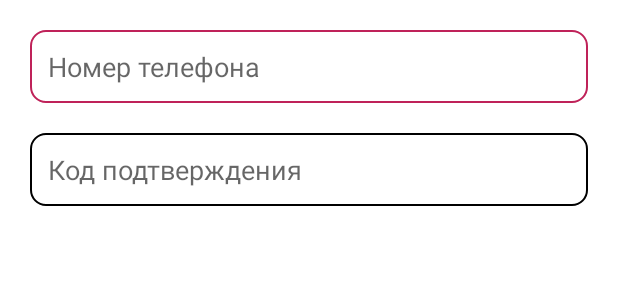
After one commit to RenatSayf/Credits, an Android app: the layout send_tel_fragment.xml on its own in the app's theme, with its tools: preview values and no code run, on a phone screen of 412 x 824 dp. The commit adds this screen. Shown: the top 300 px of the screen. Run offline under Robolectric (Android 15) with nearby library versions, the phone set to English and light mode, and no system bars.

Commit message:
SendTelFragment.kt has been added

```diff
--- a/app/build.gradle
+++ b/app/build.gradle
@@ -12,7 +12,7 @@ android {
     buildToolsVersion "30.0.3"
 
     defaultConfig {
-        applicationId "com.template"
+        applicationId "com.zaimutest777.zaim"
         minSdkVersion 21
         targetSdkVersion 30
         versionCode 1
--- /dev/null
+++ b/app/src/main/res/drawable/black_red_frame.xml
@@ -0,0 +1,18 @@
+<?xml version="1.0" encoding="utf-8"?>
+<selector xmlns:android="http://schemas.android.com/apk/res/android">
+
+    <item android:state_focused="true">
+        <shape android:shape="rectangle">
+            <stroke android:color="@color/actionBarColor" android:width="1.5dp"/>
+            <corners android:radius="10dp" />
+        </shape>
+    </item>
+
+    <item>
+        <shape android:shape="rectangle">
+            <stroke android:color="@color/black" android:width="1.5dp"/>
+            <corners android:radius="10dp" />
+        </shape>
+    </item>
+
+</selector>
--- /dev/null
+++ b/app/src/main/res/layout/send_tel_fragment.xml
@@ -0,0 +1,35 @@
+<?xml version="1.0" encoding="utf-8"?>
+<androidx.constraintlayout.widget.ConstraintLayout xmlns:android="http://schemas.android.com/apk/res/android"
+    xmlns:tools="http://schemas.android.com/tools"
+    android:layout_width="match_parent"
+    android:layout_height="match_parent"
+    xmlns:app="http://schemas.android.com/apk/res-auto"
+    tools:context=".ui.policy.SendTelFragment">
+
+    <com.google.android.material.textfield.TextInputEditText
+        android:id="@+id/telInputView"
+        android:layout_width="match_parent"
+        android:layout_height="wrap_content"
+        app:layout_constraintStart_toStartOf="parent"
+        app:layout_constraintTop_toTopOf="parent"
+        app:layout_constraintEnd_toEndOf="parent"
+        android:layout_margin="20dp"
+        android:hint="Номер телефона"
+        android:inputType="phone"
+        android:background="@drawable/black_red_frame"
+        android:padding="12dp"/>
+
+    <com.google.android.material.textfield.TextInputEditText
+        android:id="@+id/confirmCodeView"
+        android:layout_width="match_parent"
+        android:layout_height="wrap_content"
+        app:layout_constraintStart_toStartOf="parent"
+        app:layout_constraintTop_toBottomOf="@+id/telInputView"
+        app:layout_constraintEnd_toEndOf="parent"
+        android:layout_margin="20dp"
+        android:hint="Код подтверждения"
+        android:inputType="number"
+        android:background="@drawable/black_red_frame"
+        android:padding="12dp"/>
+
+</androidx.constraintlayout.widget.ConstraintLayout>
--- a/app/src/main/res/values/strings.xml
+++ b/app/src/main/res/values/strings.xml
@@ -4,4 +4,5 @@
     <string name="title_splash_screen">Беспроцентные займы онлайн</string>
     <string name="title_confirm_screen">Подтвердите ваше согласие</string>
     <string name="title_private_policy">Политика конфиденциальности</string>
+    <string name="title_send_tel">Подтверждение согласия</string>
 </resources>
```
Also changed, not shown: app/src/main/java/com/zaimutest777/zaim/repository/net/ApiService.kt (+12 -2 lines), app/src/main/java/com/zaimutest777/zaim/repository/net/NetWorkRepository.kt (+15 -3 lines), app/src/main/java/com/zaimutest777/zaim/ui/policy/ConfirmFragment.kt (+45 -1 lines), app/src/main/java/com/zaimutest777/zaim/ui/policy/PrivatePolicyFragment.kt (+7 -2 lines), app/src/main/java/com/zaimutest777/zaim/ui/policy/SendTelFragment.kt (added, +63 -0 lines), app/src/main/java/com/zaimutest777/zaim/ui/policy/SendTelViewModel.kt (added, +8 -0 lines), app/src/main/java/com/zaimutest777/zaim/utils/Consts.kt (added, +9 -0 lines), app/src/main/java/com/zaimutest777/zaim/viewmodels/ConfirmViewModel.kt (+18 -4 lines), app/src/main/java/com/zaimutest777/zaim/viewmodels/StartViewModel.kt (+25 -1 lines), app/src/main/res/navigation/nav_graph.xml (+12 -0 lines), 1 other file.
